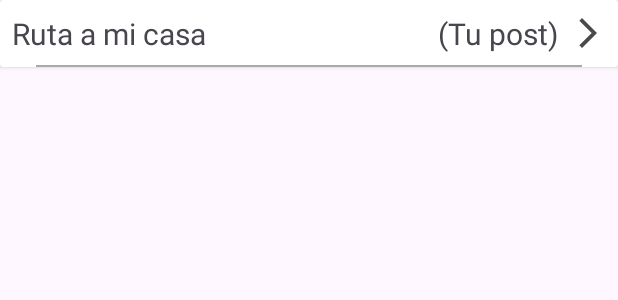
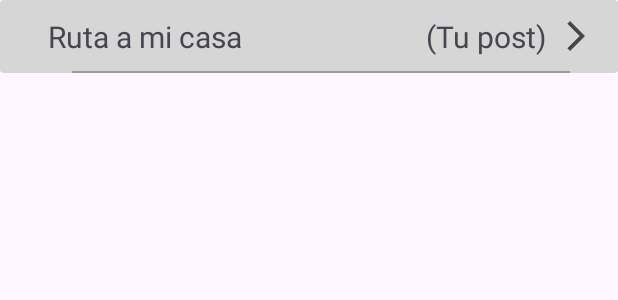
Before and after one commit to KarimRuiz/Sprint-Spirit, an Android app: the layout card_chat.xml on its own in the app's theme, with its tools: preview values and no code run, on a phone screen of 412 x 824 dp. Shown: the top 300 px of the screen. Run offline under Robolectric (Android 15) with nearby library versions, the phone set to English and light mode, and no system bars.

Commit message:
commit adjusted chats design

```diff
--- a/app/src/main/res/layout/card_chat.xml
+++ b/app/src/main/res/layout/card_chat.xml
@@ -14,17 +14,16 @@
         xmlns:tools="http://schemas.android.com/tools"
         android:layout_width="match_parent"
         android:layout_height="wrap_content"
-        android:background="@color/transparent"
-        android:paddingStart="@dimen/margin_bigger"
-        android:paddingEnd="@dimen/margin_bigger"
+        app:cardElevation="0dp"
+        app:cardBackgroundColor="@color/transparent"
         tools:ignore="MissingDefaultResource">
 
         <RelativeLayout
             android:layout_width="match_parent"
             android:layout_height="wrap_content"
-            android:paddingTop="@dimen/margin_normal"
-            android:paddingStart="@dimen/margin_normal"
-            android:paddingEnd="@dimen/margin_normal"
+            android:paddingTop="@dimen/margin_big"
+            android:paddingStart="@dimen/margin_huge"
+            android:paddingEnd="@dimen/margin_bigger"
             android:onClick="@{onClickChat}">
 
             <TextView
--- a/app/src/main/res/values/strings.xml
+++ b/app/src/main/res/values/strings.xml
@@ -47,4 +47,5 @@
     <!-- TODO: Remove or change this placeholder text -->
     <string name="hello_blank_fragment">Hello blank fragment</string>
     <string name="You_dont_have_chats">You dont have chats. Subscribe to one and start discussing!</string>
+    <string name="Your_chats">Your chats</string>
 </resources>
```
Also changed, not shown: app/src/main/res/layout/fragment_chats.xml (+8 -0 lines), 2 other files.
